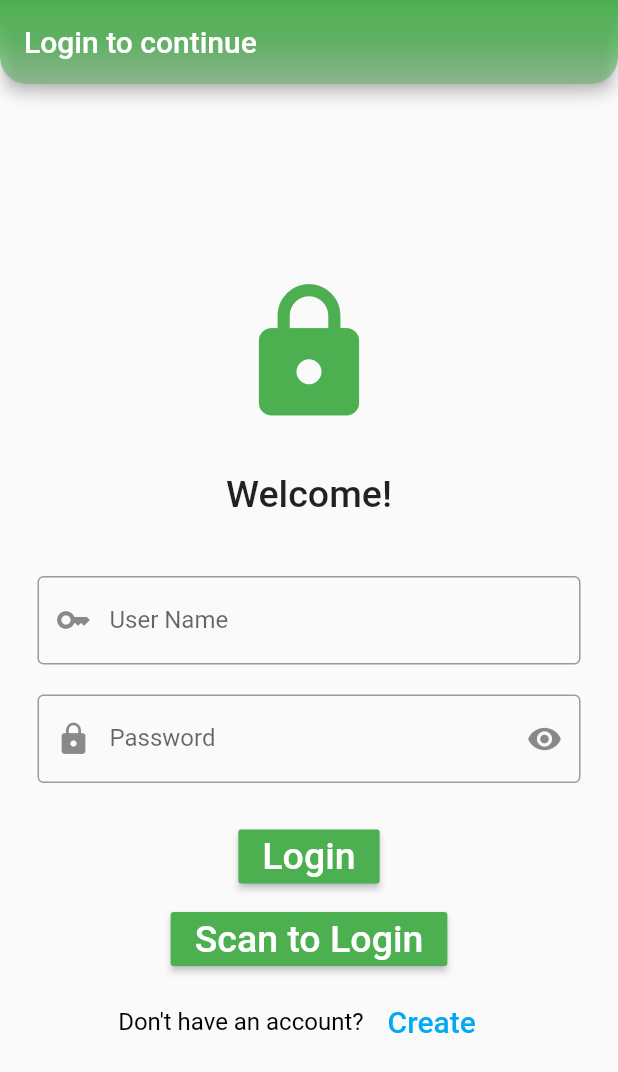
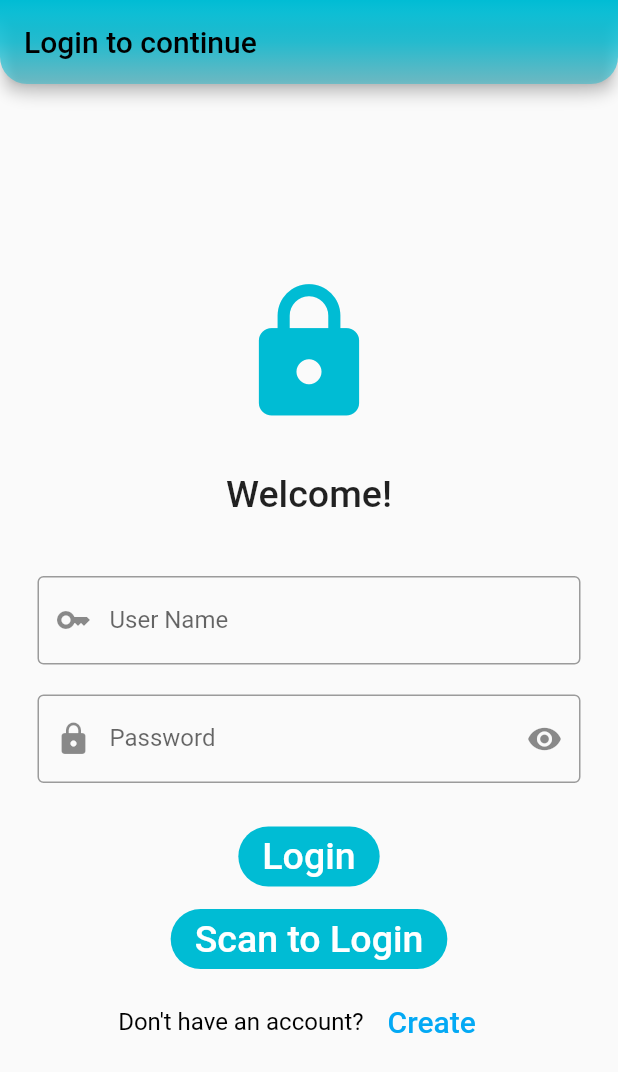
Before and after one commit to Hermais/flutter_attendance_system_public, a Flutter app: the screen it shows after launch, after a tap on "Scan to Login", on a phone screen of 412 x 824 dp. Shown: the top 1072 px of the screen. Run offline on Flutter 3.47's test engine with Material 2 defaults, Android fonts, the light colour scheme and no system bars; our stand-ins replace google_fonts; missing offline and left inert: qr_code_scanner.

Commit message:
some minors changes -Kasim

```diff
--- a/lib/login_page/login.dart
+++ b/lib/login_page/login.dart
@@ -120,8 +120,9 @@ class _LoginPageState extends State<LoginPage>{
                 padding: const EdgeInsets.symmetric(
                     horizontal: 79
                 ),
-                child: MaterialButton(
-                  color: Theme.of(context).primaryColor,
+                child: FilledButton(
+
+
                   onPressed: (){
                     Navigator.of(context).push(
                       MaterialPageRoute(
@@ -147,8 +148,7 @@ class _LoginPageState extends State<LoginPage>{
                 padding: const EdgeInsets.symmetric(
                     horizontal: 45
                 ),
-                child: MaterialButton(
-                  color: Theme.of(context).primaryColor,
+                child: FilledButton(
                   onPressed: (){
 
                   },
--- a/lib/main.dart
+++ b/lib/main.dart
@@ -6,7 +6,7 @@ import 'package:google_fonts/google_fonts.dart';
 
 
 void main() {
-  const MaterialColor? primarySwatchAppColor = Colors.green;
+  const MaterialColor? primarySwatchAppColor = Colors.cyan;
   WidgetsFlutterBinding.ensureInitialized();
   runApp(MaterialApp(
     theme: ThemeData(
```
